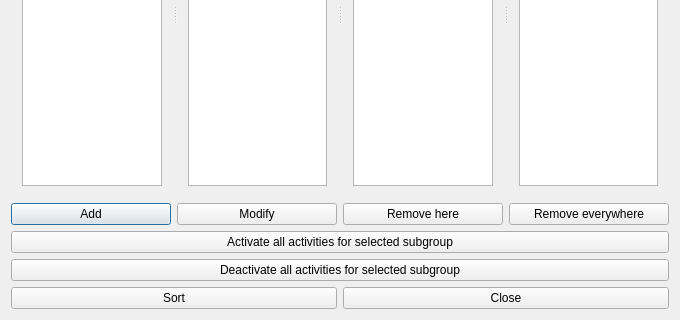
Qt form src/interface/subgroupsform_template.ui (karandit/fet) before a commit; both pictures show x 0 to 680 and y 180 to 500 of the 680 by 500 pixel window.
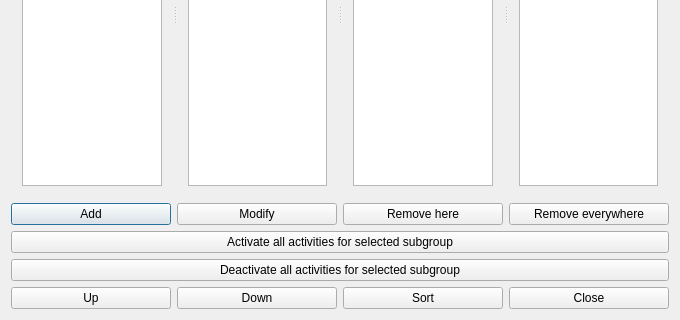
The same form after that commit.

```diff
--- a/src/interface/subgroupsform_template.ui
+++ b/src/interface/subgroupsform_template.ui
@@ -143,6 +143,20 @@
    </item>
    <item row="4" column="0">
     <layout class="QHBoxLayout" name="horizontalLayout">
+     <item>
+      <widget class="QPushButton" name="moveSubgroupUpPushButton">
+       <property name="text">
+        <string comment="It means move the item up in the list">Up</string>
+       </property>
+      </widget>
+     </item>
+     <item>
+      <widget class="QPushButton" name="moveSubgroupDownPushButton">
+       <property name="text">
+        <string comment="It means move the item down in the list">Down</string>
+       </property>
+      </widget>
+     </item>
      <item>
       <widget class="QPushButton" name="sortSubgroupsPushButton">
        <property name="text">
```
